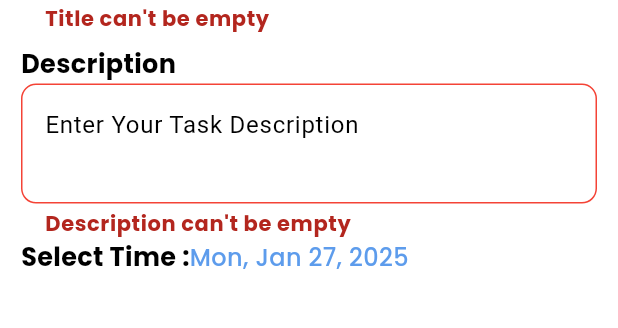
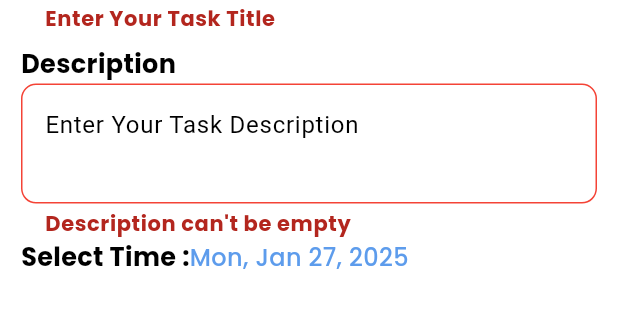
Before and after one commit to basmalahesham/todo-app, a Flutter app: the AddTaskBottomSheet widget shown alone on an empty page, opened directly, after a tap on "Add Task", on a phone screen of 412 x 824 dp, the part 192-520 px from its top. Run offline on Flutter 3.47's test engine with Material 3 defaults, Android fonts, the phone set to English and light mode, and no system bars; our stand-ins replace bot_toast, calendar_timeline, cloud_firestore, firebase_auth, firebase_core, flutter_easyloading and 3 more; accounts and stored records are empty; generated files the repository leaves out were written again.

```diff
--- a/lib/l10n/app_en.arb
+++ b/lib/l10n/app_en.arb
@@ -7,5 +7,56 @@
   "english": "English",
   "arabic": "Arabic",
   "todolist": "To Do List",
-  "editTasks": "Edit tasks"
+  "editTasks": "Edit tasks",
+  "login": "Login",
+  "welcome": "Welcome Back!",
+  "forgetPassword": "Forget password",
+  "createAnAccount": "Create account",
+  "registration": "Register",
+  "fullName": "Full Name",
+  "email": "Email Address",
+  "password": "Password",
+  "confirmPassword": "confirm password",
+  "ifYouDontHaveAnAccount" : "if you don't have an account ?",
+  "alreadyHaveAnAccount" : "Already have an account ?",
+  "logout": "Logout",
+  "pleaseEnterYourPassword" : "Please enter your password",
+  "pleaseEnterYourEmailAddress" : "Please enter your email address",
+  "pleaseEnterYourConfirmationPassword" : "Please enter your confirmation password",
+  "pleaseEnterYourName" : "Please enter your name",
+  "title": "Title",
+  "description": "Description",
+  "selectTime": "Select Time",
+  "saveChanges" : "Save Changes",
+  "edit" : "Edit",
+  "delete": "Delete",
+  "enterYourTaskTitle" : "Enter Your Task Title",
+  "enterYourTaskDescription" : "Enter Your Task Description",
+  "addTask" : "Add Task",
+  "titleCantBeEmpty" : "Title can't be empty",
+  "descriptionCantBeEmpty" : "Description can't be empty",
+  "done" : "Done",
+  "addNewTask" : "Add New Task",
+  "enterYourEmailAddress" : "Enter your email address",
+  "titleMustBeAtLeastCharacters" : "Title must be at least 8 characters",
+  "enterYourPassword" : "Enter your Password",
+  "enterValidPassword" : "Enter a valid password",
+  "youAreLoginSuccessfully" : "You are login successfully",
+  "userNotFound" : "user-not-found",
+  "noUserFoundForThatEmail" : "No user found for that email",
+  "wrongPassword" : "Wrong password",
+  "wrongPasswordProvidedForThatUser": "Wrong password provided for that user",
+  "enterValidEmailAddress" : "Enter a valid email address",
+  "enterYourFullName" : "Enter your Full Name",
+  "yourNameMustBeAtLeastCharacters" : "Your name must be at least 6 characters",
+  "enterYourConfirmationPassword" : "Enter your confirmation password",
+  "enterCorrectPasswordPasswordNotMatch" : "enter correct password, password not match",
+  "theAccountWasRegisteredSuccessfully" : "The account was registered successfully",
+  "weakPassword" : "weak-password",
+  "thePasswordProvidedIsTooWeak" : "The password provided is too weak",
+  "emailAlreadyInUse" : "The email is already in use",
+  "theAccountAlreadyExistsForThatEmail" : "The account already exists for that email",
+  "noNetworkPleaseCheckInternetConnection" : "no network please check internet connection",
+  "taskAddedSuccessfully" : "Task added successfully",
+  "taskAddedFailed" : "Task added failed"
 }
--- a/lib/layout/widgets/show_add_task_bottom_sheet.dart
+++ b/lib/layout/widgets/show_add_task_bottom_sheet.dart
@@ -9,6 +9,7 @@ import 'package:untitled3/core/theme/app_theme.dart';
 import 'package:untitled3/core/utils/my_date_time.dart';
 import 'package:untitled3/models/task_model.dart';
 import 'package:untitled3/provider/settings_provider.dart';
+import 'package:flutter_gen/gen_l10n/app_localizations.dart';
 
 class AddTaskBottomSheet extends StatefulWidget {
   const AddTaskBottomSheet({super.key});
@@ -47,7 +48,7 @@ class _AddTaskBottomSheetState extends State<AddTaskBottomSheet> {
               crossAxisAlignment: CrossAxisAlignment.stretch,
               children: [
                 Text(
-                  "Add New Task",
+                  AppLocalizations.of(context)!.addNewTask,
                   textAlign: TextAlign.center,
                   style: GoogleFonts.poppins(
                     fontWeight: FontWeight.bold,
@@ -59,7 +60,7 @@ class _AddTaskBottomSheetState extends State<AddTaskBottomSheet> {
                   height: mediaQuery.height * 0.001,
                 ),
                 Text(
-                  "Title",
+                  AppLocalizations.of(context)!.title,
                   style: GoogleFonts.poppins(
                     fontWeight: FontWeight.bold,
                     fontSize: 17,
@@ -73,15 +74,16 @@ class _AddTaskBottomSheetState extends State<AddTaskBottomSheet> {
                   controller: titleController,
                   validator: (value) {
                     if (value == null || value.trim().isEmpty) {
-                      return "Title can't be empty";
+                      return AppLocalizations.of(context)!.enterYourTaskTitle;
                     } else if (value.length < 8) {
-                      return "Title must be at least 8 characters";
+                      return AppLocalizations.of(context)!
+                          .titleMustBeAtLeastCharacters;
                     } else {
                       return null;
                     }
                   },
                   decoration: InputDecoration(
-                    hintText: 'Enter Your Task Title',
+                    hintText: AppLocalizations.of(context)!.enterYourTaskTitle,
                     hintStyle: TextStyle(
                       color: provider.isDark() ? Colors.white : Colors.black,
                     ),
@@ -109,7 +111,7 @@ class _AddTaskBottomSheetState extends State<AddTaskBottomSheet> {
                   height: mediaQuery.height * 0.01,
                 ),
                 Text(
-                  "Description",
+                  AppLocalizations.of(context)!.description,
                   style: GoogleFonts.poppins(
                     fontWeight: FontWeight.bold,
                     fontSize: 17,
@@ -123,7 +125,8 @@ class _AddTaskBottomSheetState extends State<AddTaskBottomSheet> {
                   controller: descriptionController,
                   validator: (value) {
                     if (value == null || value.trim().isEmpty) {
-                      return "Description can't be empty";
+                      return AppLocalizations.of(context)!
+                          .descriptionCantBeEmpty;
                     } else {
                       return null;
                     }
@@ -131,7 +134,8 @@ class _AddTaskBottomSheetState extends State<AddTaskBottomSheet> {
                   minLines: 2,
                   maxLines: 2,
                   decoration: InputDecoration(
-                    hintText: 'Enter Your Task Description',
+                    hintText:
+                        AppLocalizations.of(context)!.enterYourTaskDescription,
                     hintStyle: TextStyle(
                       color: provider.isDark() ? Colors.white : Colors.black,
                     ),
@@ -161,7 +165,7 @@ class _AddTaskBottomSheetState extends State<AddTaskBottomSheet> {
                 Row(
                   children: [
                     Text(
-                      "Select Time :",
+                      '${AppLocalizations.of(context)!.selectTime} :',
                       style: GoogleFonts.poppins(
                         fontWeight: FontWeight.bold,
                         fontSize: 17,
@@ -194,7 +198,7 @@ class _AddTaskBottomSheetState extends State<AddTaskBottomSheet> {
                     addTask();
                   },
                   child: Text(
-                    "Add Task",
+                    AppLocalizations.of(context)!.addTask,
                     style: GoogleFonts.poppins(
                       fontWeight: FontWeight.bold,
                       fontSize: 20,
@@ -243,11 +247,13 @@ class _AddTaskBottomSheetState extends State<AddTaskBottomSheet> {
         EasyLoading.show();
         await FirestoreUtils.addTask(taskModel);
         EasyLoading.dismiss();
-        SnackBarService.showSuccessMessage('Task added successfully');
+        SnackBarService.showSuccessMessage(
+            AppLocalizations.of(context)!.taskAddedSuccessfully);
         Navigator.pop(context);
       } catch (e) {
         EasyLoading.dismiss();
-        SnackBarService.showErrorMessage('Task added failed');
+        SnackBarService.showErrorMessage(
+            AppLocalizations.of(context)!.taskAddedFailed);
         Navigator.pop(context);
       }
     }
```
Also changed, not shown: lib/l10n/app_ar.arb (+52 -1 lines), lib/moduls/edit/edit_view.dart (+12 -47 lines), lib/moduls/login/login_view.dart (+21 -60 lines), lib/moduls/register/register_view.dart (+29 -28 lines), lib/moduls/settings/settings_view.dart (+12 -5 lines), lib/moduls/tasks_list/widgets/task_item_widget.dart (+6 -5 lines).
